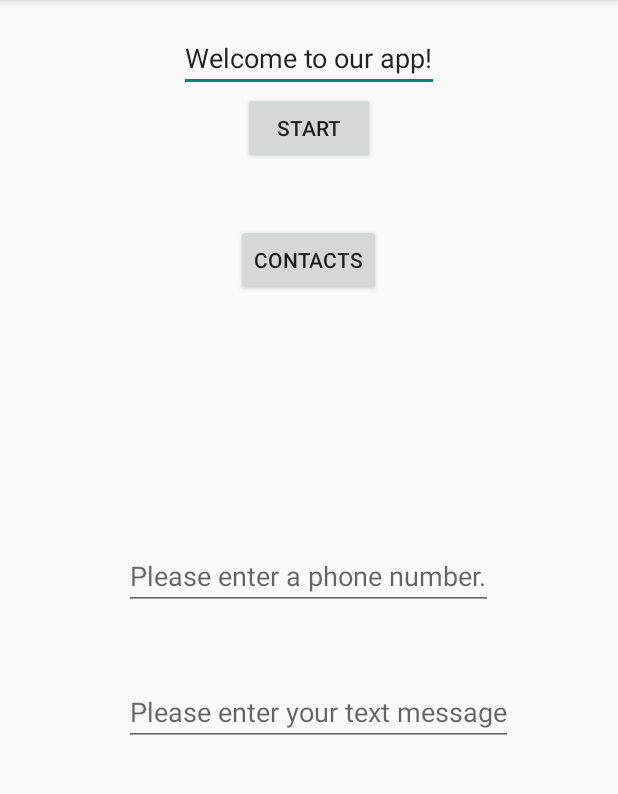
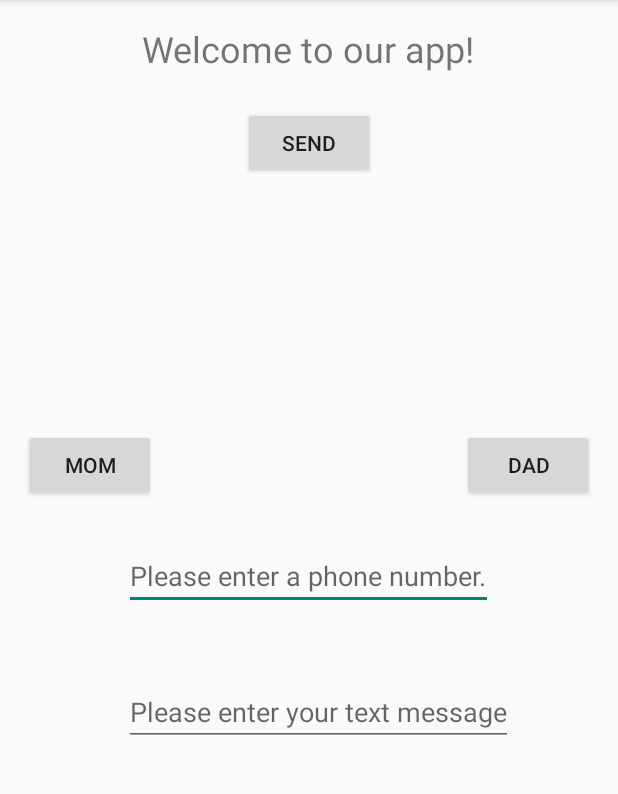
Before and after one commit to tristangaebler/TextingApp, an Android app: the screen it shows after launch (TextingActivity), on a phone screen of 412 x 824 dp, the part 84-878 px from its top. Run offline under Robolectric (Android 15) with nearby library versions, the phone set to English and light mode, and no system bars.

Commit message:
Added the MOM and Dad preset buttons.

```diff
--- a/app/src/main/java/ctect/textingapp/TextingActivity.java
+++ b/app/src/main/java/ctect/textingapp/TextingActivity.java
@@ -14,15 +14,19 @@ import android.telephony.SmsManager;
 import android.widget.Toast;
 import android.content.Intent;
 
+import org.w3c.dom.Text;
+
 
 public class TextingActivity extends AppCompatActivity {
 
     private Button startButton;
+    private Button dadContact;
+    private Button momContact;
     private TextView titleBox;
     private EditText phoneNumber;
     private EditText TextMessage;
     private RelativeLayout backgroundLayout;
-    private Button contactButton;
+
 
     @Override
     protected void onCreate(Bundle savedInstanceState) {
@@ -31,11 +35,13 @@ public class TextingActivity extends AppCompatActivity {
 
         //Init for the variables startButton and titleBox
         startButton = (Button) findViewById(R.id.StartButton);
+        dadContact = (Button) findViewById(R.id.dadContact);
+        momContact = (Button) findViewById(R.id.momContact);
         titleBox = (TextView) findViewById(R.id.titleBox);
         phoneNumber = (EditText) findViewById(R.id.phoneNumber);
         TextMessage = (EditText) findViewById(R.id.TextMessage);
         backgroundLayout = (RelativeLayout) findViewById(R.id.backgroundLayout);
-        contactButton = (Button) findViewById(R.id.contactButton);
+
 
         setUpListeners();
     }
@@ -96,8 +102,18 @@ public class TextingActivity extends AppCompatActivity {
 
 
     private void setUpListeners() {
+        momContact.setOnClickListener(new View.OnClickListener(){
+            public void onClick(View buttonView) {
+                phoneNumber.setText("18016666661");
+            }
+        });
+        dadContact.setOnClickListener(new View.OnClickListener() {
+            public void onClick(View buttonView) {
+                phoneNumber.setText("8018799954");
+            }
+        });
         startButton.setOnClickListener(new View.OnClickListener() {
-            public void onClick(View buttonView){
+            public void onClick(View buttonView) {
                 sendSMSMessage();
                 changeBackgroundColor();
             }
--- a/app/src/main/res/layout/activity_texting.xml
+++ b/app/src/main/res/layout/activity_texting.xml
@@ -6,21 +6,13 @@
     android:paddingBottom="@dimen/activity_vertical_margin" tools:context=".TextingActivity"
     android:id="@+id/backgroundLayout">
 
-    <EditText
-        android:layout_width="wrap_content"
-        android:layout_height="wrap_content"
-        android:id="@+id/titleBox"
-        android:layout_centerHorizontal="true"
-        android:text="@string/TextingBox"
-        android:editable="true" />
-
     <Button
         android:layout_width="wrap_content"
         android:layout_height="wrap_content"
         android:text="@string/StartButton"
         android:id="@+id/StartButton"
-        android:layout_below="@+id/titleBox"
-        android:layout_centerHorizontal="true" />
+        android:layout_centerHorizontal="true"
+        android:layout_marginTop="55dp" />
 
     <EditText
         android:layout_width="wrap_content"
@@ -28,7 +20,8 @@
         android:id="@+id/phoneNumber"
         android:layout_centerVertical="true"
         android:layout_centerHorizontal="true"
-        android:hint="@string/PhoneNumber" />
+        android:hint="@string/PhoneNumber"
+        android:visibility="visible" />
 
     <EditText
         android:layout_width="wrap_content"
@@ -38,28 +31,36 @@
         android:layout_alignLeft="@+id/phoneNumber"
         android:layout_alignStart="@+id/phoneNumber"
         android:layout_marginTop="45dp"
-        android:hint="@string/TextMessage" />
+        android:hint="@string/TextMessage"
+        android:visibility="visible" />
 
-    <EditText
+    <TextView
         android:layout_width="wrap_content"
         android:layout_height="wrap_content"
-        android:inputType="textPersonName"
-        android:text="Name"
-        android:ems="10"
-        android:id="@+id/editText"
-        android:layout_alignBottom="@+id/phoneNumber"
-        android:layout_alignParentLeft="true"
-        android:layout_alignParentStart="true"
-        android:layout_marginLeft="510dp"
-        android:layout_marginStart="510dp" />
+        android:text="@string/TextingBox"
+        android:id="@+id/titleBox"
+        android:layout_alignParentTop="true"
+        android:layout_centerHorizontal="true"
+        android:theme="@style/AppTheme"
+        android:textSize="24dp" />
 
     <Button
         android:layout_width="wrap_content"
         android:layout_height="wrap_content"
-        android:text="@string/contacts"
-        android:id="@+id/contactButton"
-        android:layout_below="@+id/StartButton"
-        android:layout_centerHorizontal="true"
-        android:layout_marginTop="40dp" />
+        android:text="@string/momContact"
+        android:id="@+id/momContact"
+        android:layout_above="@+id/phoneNumber"
+        android:layout_alignParentLeft="true"
+        android:layout_alignParentStart="true"
+        android:layout_marginBottom="27dp" />
+
+    <Button
+        android:layout_width="wrap_content"
+        android:layout_height="wrap_content"
+        android:text="@string/dadContact"
+        android:id="@+id/dadContact"
+        android:layout_alignTop="@+id/momContact"
+        android:layout_alignParentRight="true"
+        android:layout_alignParentEnd="true" />
 
 </RelativeLayout>
--- a/app/src/main/res/values/strings.xml
+++ b/app/src/main/res/values/strings.xml
@@ -2,12 +2,13 @@
     <string name="app_name">TextingApp</string>
     <string name="action_settings">Settings</string>
     <string name="TextingBox">Welcome to our app!</string>
-    <string name="StartButton">Start</string>
+    <string name="StartButton">Send</string>
     <string name="PhoneNumber">Please enter a phone number.</string>
     <string name="TextMessage">Please enter your text message</string>
     <string name="contacts">Contacts</string>
     <string name="title_activity_contact">Contact Activity</string>
-
+    <string name="momContact">Mom</string>
+    <string name="dadContact">Dad</string>
     <string name="hello_world">Hello world!</string>
     <string name="title_activity_contacts_picker">Contacts Picker Activity</string>
 </resources>
```
